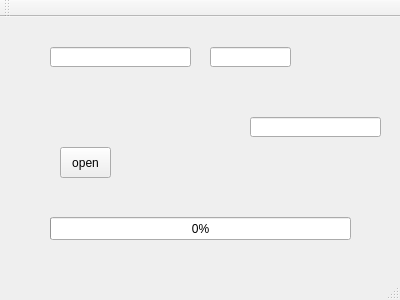
Before: the Qt Designer form airbase.ui in Kreogist/FAir, drawn with Qt 5.
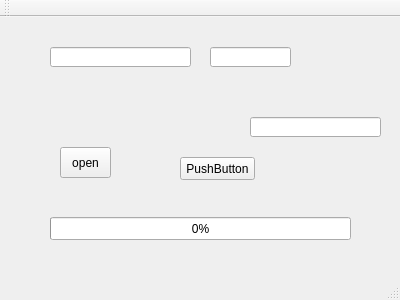
After: the same form once the commit is applied.

Commit message: Independent the connect button

```diff
--- a/airbase.ui
+++ b/airbase.ui
@@ -70,6 +70,19 @@
      </rect>
     </property>
    </widget>
+   <widget class="QPushButton" name="connect">
+    <property name="geometry">
+     <rect>
+      <x>180</x>
+      <y>140</y>
+      <width>75</width>
+      <height>23</height>
+     </rect>
+    </property>
+    <property name="text">
+     <string>PushButton</string>
+    </property>
+   </widget>
   </widget>
   <widget class="QMenuBar" name="menuBar">
    <property name="geometry">
```
The commit also changes 3 other files.
